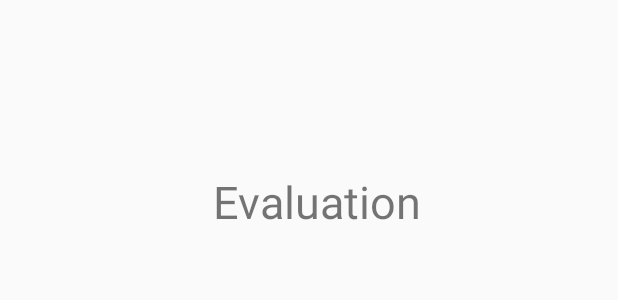
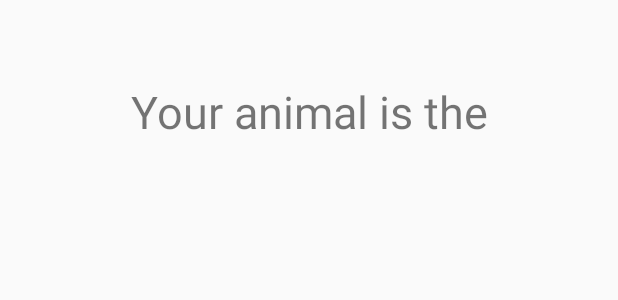
Before and after one commit to Con607/Which-Animal-Are-You, an Android app: the layout activity_evaluation.xml on its own in the app's theme, with its tools: preview values and no code run, on a phone screen of 412 x 824 dp. Shown: the top 300 px of the screen. Run offline under Robolectric (Android 15) with nearby library versions, the phone set to English and light mode, and no system bars.

```diff
--- a/app/src/main/AndroidManifest.xml
+++ b/app/src/main/AndroidManifest.xml
@@ -16,7 +16,7 @@
             </intent-filter>
         </activity>
         <activity android:name=".StatementsActivity" />
-        <activity android:name=".EvaluationActivity"></activity>
+        <activity android:name=".ResultsActivity"></activity>
     </application>
 
 </manifest>
--- a/app/src/main/java/com/conexxionbusiness/whichanimalareyou/Animal.java
+++ b/app/src/main/java/com/conexxionbusiness/whichanimalareyou/Animal.java
@@ -1,12 +1,14 @@
 package com.conexxionbusiness.whichanimalareyou;
+
+import java.io.Serializable;
 
 /**
  * Created by IRVING on 15/02/2017.
  */
 
-public class Animal {
+public class Animal implements Serializable {
     private String mName;
-    private int mScore;
+    private int mScore = 0;
 
     public Animal(String name) {
         this.mName = name;
--- a/app/src/main/res/layout/activity_evaluation.xml
+++ b/app/src/main/res/layout/activity_evaluation.xml
@@ -8,19 +8,28 @@
     android:paddingLeft="@dimen/activity_horizontal_margin"
     android:paddingRight="@dimen/activity_horizontal_margin"
     android:paddingTop="@dimen/activity_vertical_margin"
-    tools:context="com.conexxionbusiness.whichanimalareyou.EvaluationActivity">
+    tools:context="com.conexxionbusiness.whichanimalareyou.ResultsActivity">
 
     <TextView
-        android:text="Evaluation"
+        android:text="Your animal is the"
         android:layout_width="match_parent"
         android:layout_height="wrap_content"
-        android:layout_marginLeft="11dp"
-        android:layout_marginStart="11dp"
-        android:layout_marginTop="98dp"
+        android:layout_marginTop="38dp"
         android:id="@+id/textView"
+        android:textSize="30sp"
+        android:textAlignment="center"
         android:layout_alignParentTop="true"
         android:layout_alignParentLeft="true"
-        android:layout_alignParentStart="true"
-        android:textSize="30sp"
-        android:textAlignment="center" />
+        android:layout_alignParentStart="true" />
+
+    <TextView
+        android:layout_width="match_parent"
+        android:layout_height="wrap_content"
+        android:layout_marginTop="20dp"
+        android:id="@+id/animalNameView"
+        android:layout_below="@+id/textView"
+        android:layout_alignParentRight="true"
+        android:layout_alignParentEnd="true"
+        android:textAlignment="center"
+        android:textSize="36sp" />
 </RelativeLayout>
```
Also changed, not shown: app/src/main/java/com/conexxionbusiness/whichanimalareyou/EvaluationActivity.java (deleted, +0 -13 lines), app/src/main/java/com/conexxionbusiness/whichanimalareyou/ResultsActivity.java (added, +26 -0 lines), app/src/main/java/com/conexxionbusiness/whichanimalareyou/StatementBank.java (+6 -2 lines), app/src/main/java/com/conexxionbusiness/whichanimalareyou/StatementsActivity.java (+79 -3 lines), app/src/main/res/layout/activity_statements.xml (+21 -21 lines).
